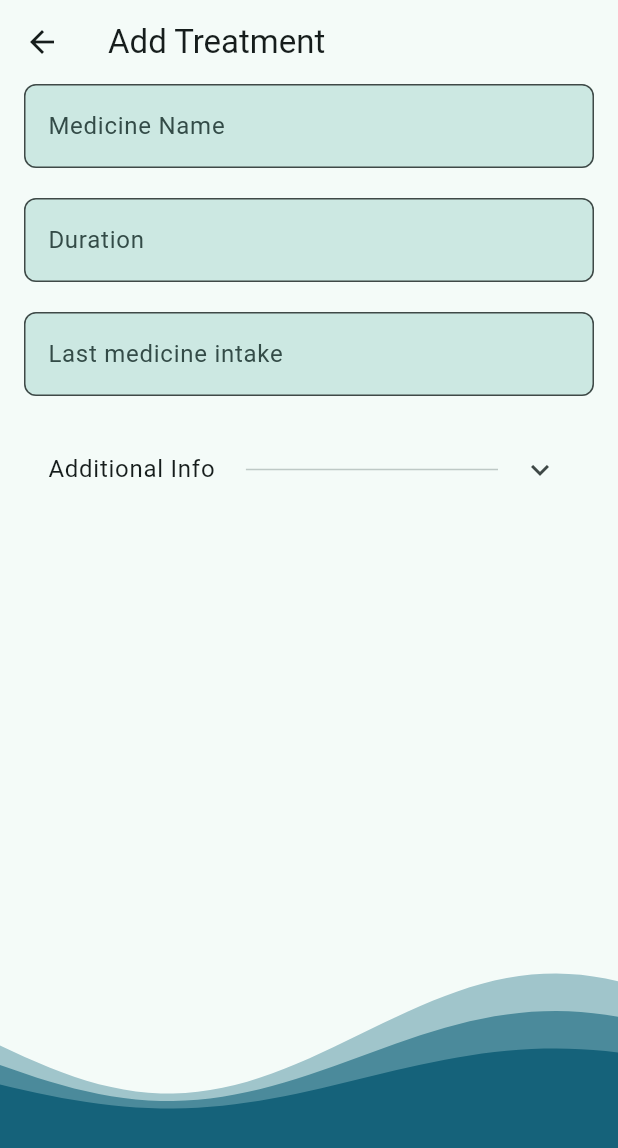
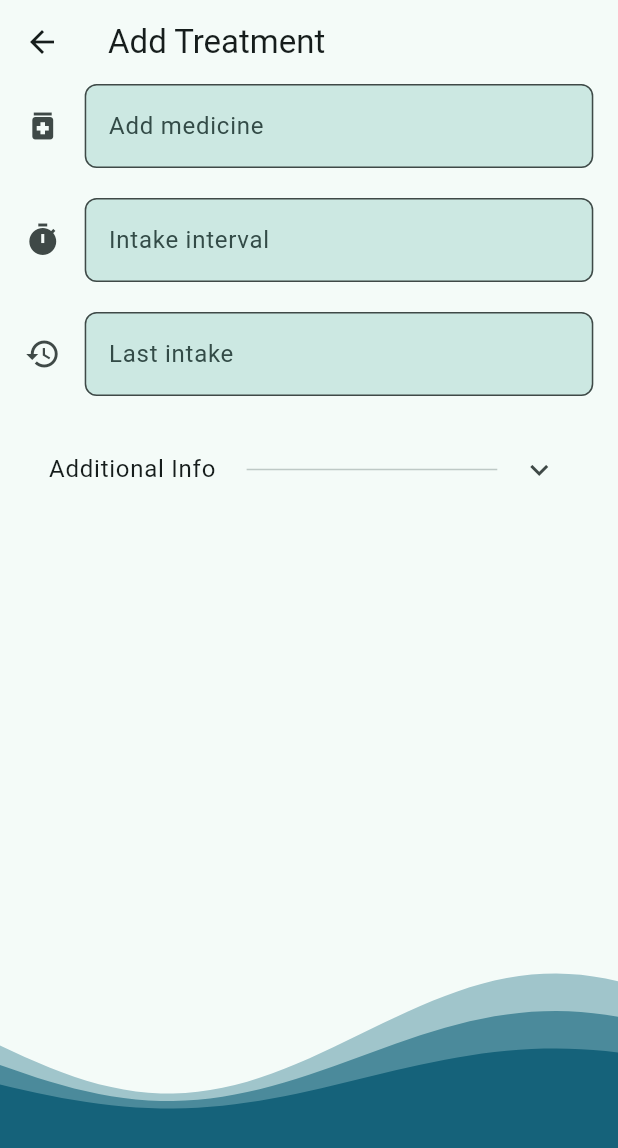
Before and after one commit to Ali-Hassanii/medicine_reminder, a Flutter app: the screen it shows after launch, after a tap on the "add" icon, on a phone screen of 412 x 824 dp. Shown: the top 1148 px of the screen. Run offline on Flutter 3.47's test engine with Material 3 defaults, Android fonts, the phone set to English and light mode, and no system bars; our stand-ins replace bloc, equatable, flutter_bloc, flutter_svg, numberpicker; missing offline and left inert: mobile_scanner; statements that could not run were skipped.

Commit message:
feat: Enhance Add Treatment page and action button

```diff
--- a/lib/features/add_treatment/view/action_button.dart
+++ b/lib/features/add_treatment/view/action_button.dart
@@ -3,18 +3,24 @@ import 'package:flutter/material.dart';
 class ActionButton extends StatelessWidget {
   const ActionButton({
     super.key,
-    required String? label,
+    required IconData icon,
+    required String label,
     TextEditingController? controller,
     void Function()? onPressed,
+    void Function(String)? onChanged,
     TextInputType? keyboardType,
-  })  : _label = label,
+  })  : _icon = icon,
+        _label = label,
         _controller = controller,
         _onPressed = onPressed,
+        _onChanged = onChanged,
         _keyboardType = keyboardType;
 
-  final String? _label;
+  final IconData _icon;
+  final String _label;
   final TextEditingController? _controller;
   final void Function()? _onPressed;
+  final void Function(String)? _onChanged;
   final TextInputType? _keyboardType;
 
   @override
@@ -25,11 +31,13 @@ class ActionButton extends StatelessWidget {
     return TextField(
       controller: _controller,
       onTap: () => _onTap(context),
+      onChanged: _onChanged,
       // If onPressed is null, the text field is readOnly
       readOnly: _onPressed != null,
       style: textStyle,
       keyboardType: _keyboardType,
       decoration: InputDecoration(
+        icon: Icon(_icon),
         labelText: _label,
         labelStyle: textStyle,
         fillColor: Theme.of(context).colorScheme.secondaryContainer,
--- a/lib/features/add_treatment/view/add_treatment_page.dart
+++ b/lib/features/add_treatment/view/add_treatment_page.dart
@@ -1,13 +1,13 @@
 import 'package:flutter/material.dart';
 import 'package:flutter_bloc/flutter_bloc.dart';
-import 'package:medicine_reminder/features/add_treatment/view/wave_effect.dart';
 
 import '../bloc/add_treatment_bloc.dart';
-import '../model/duration_extension.dart';
 
 import 'action_button.dart';
 import 'additional_dropdown.dart';
 import 'duration_picker.dart';
+import 'wave_effect.dart';
+import 'medicine_scanner.dart';
 
 class AddTreatmentPage extends StatelessWidget {
   const AddTreatmentPage({super.key});
@@ -28,7 +28,8 @@ class AddTreatmentPage extends StatelessWidget {
         title: Text('Add Treatment'),
       ),
       body: Padding(
-        padding: EdgeInsets.symmetric(horizontal: 16),
+        padding: EdgeInsets.symmetric(
+            horizontal: MediaQuery.sizeOf(context).width * 0.04),
         //* Scroll
         child: SingleChildScrollView(
           //* Column
@@ -42,22 +43,16 @@ class AddTreatmentPage extends StatelessWidget {
                 children: [
                   // Medicine
                   ActionButton(
-                    label: "Medicine Name",
-                    onPressed: () {
-                      // TODO: [New Feature] Medicine Scanner
-                    },
+                    icon: Icons.medication,
+                    label: "Add medicine",
+                    onPressed: () => _openMedicineScanner(context),
                   ),
 
                   // Frequency Duration
                   ActionButton(
-                    label: "Duration",
-                    onPressed: () => showDialog(
-                      context: context,
-                      builder: (_) => BlocProvider.value(
-                        value: context.read<AddTreatmentBloc>(),
-                        child: DurationPicker(),
-                      ),
-                    ),
+                    icon: Icons.timer,
+                    label: "Intake interval",
+                    onPressed: () => _chooseIntakeInterval(context),
                     controller: TextEditingController(
                       text: context
                           .read<AddTreatmentBloc>()
@@ -69,15 +64,9 @@ class AddTreatmentPage extends StatelessWidget {
 
                   // Last medicine intake
                   ActionButton(
-                    label: "Last medicine intake",
-                    onPressed: () => showDatePicker(
-                      context: context,
-                      initialDate: DateTime.now(),
-                      firstDate: DateTime.now().subtract(
-                        Duration(days: 30),
-                      ),
-                      lastDate: DateTime.now(),
-                    ),
+                    icon: Icons.history,
+                    label: "Last intake",
+                    onPressed: () => _chooseLastMedicineIntake(context),
                   ),
 
                   // More Info
@@ -86,6 +75,7 @@ class AddTreatmentPage extends StatelessWidget {
                     children: [
                       // Dosage number
                       ActionButton(
+                        icon: Icons.numbers,
                         label: "Dosage",
                         keyboardType: TextInputType.number,
                       ),
@@ -101,4 +91,29 @@ class AddTreatmentPage extends StatelessWidget {
       bottomNavigationBar: WaveEffect(),
     );
   }
+
+  void _openMedicineScanner(BuildContext context) {
+    Navigator.push(context, MedicineScanner.route);
+  }
+
+  void _chooseIntakeInterval(BuildContext context) {
+    showDialog(
+      context: context,
+      builder: (_) => BlocProvider.value(
+        value: context.read<AddTreatmentBloc>(),
+        child: DurationPicker(),
+      ),
+    );
+  }
+
+  void _chooseLastMedicineIntake(BuildContext context) {
+    showDatePicker(
+      context: context,
+      initialDate: DateTime.now(),
+      firstDate: DateTime.now().subtract(
+        Duration(days: 30),
+      ),
+      lastDate: DateTime.now(),
+    );
+  }
 }
```
Also changed, not shown: lib/features/add_treatment/view/medicine_scanner.dart (added, +30 -0 lines).
